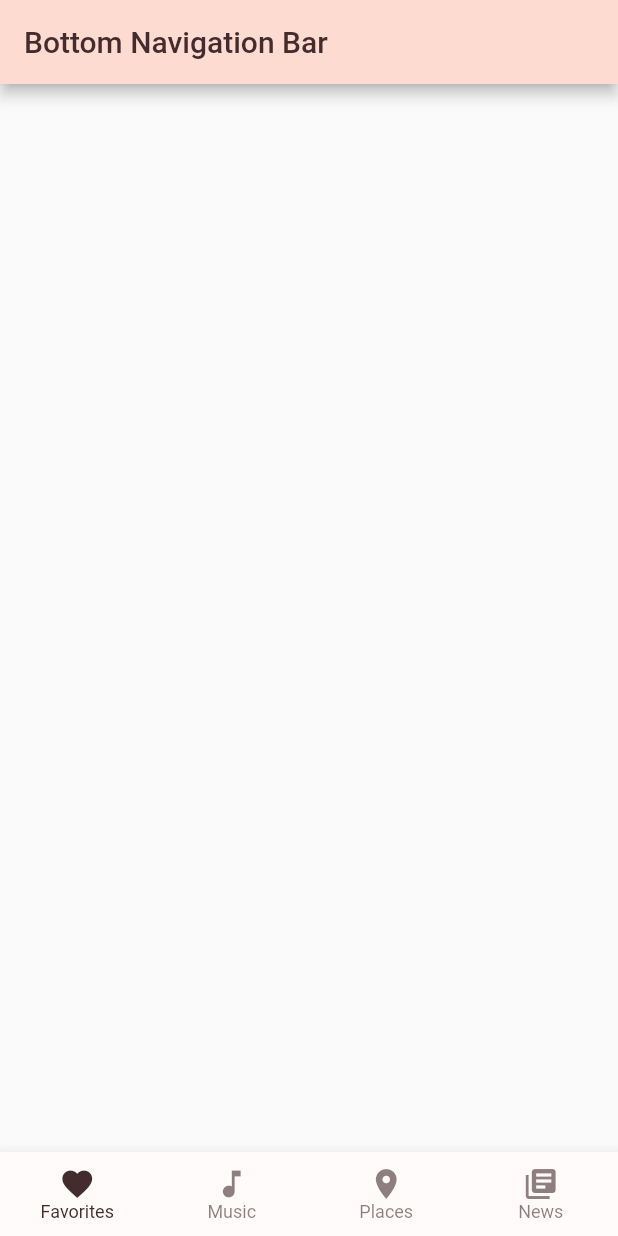
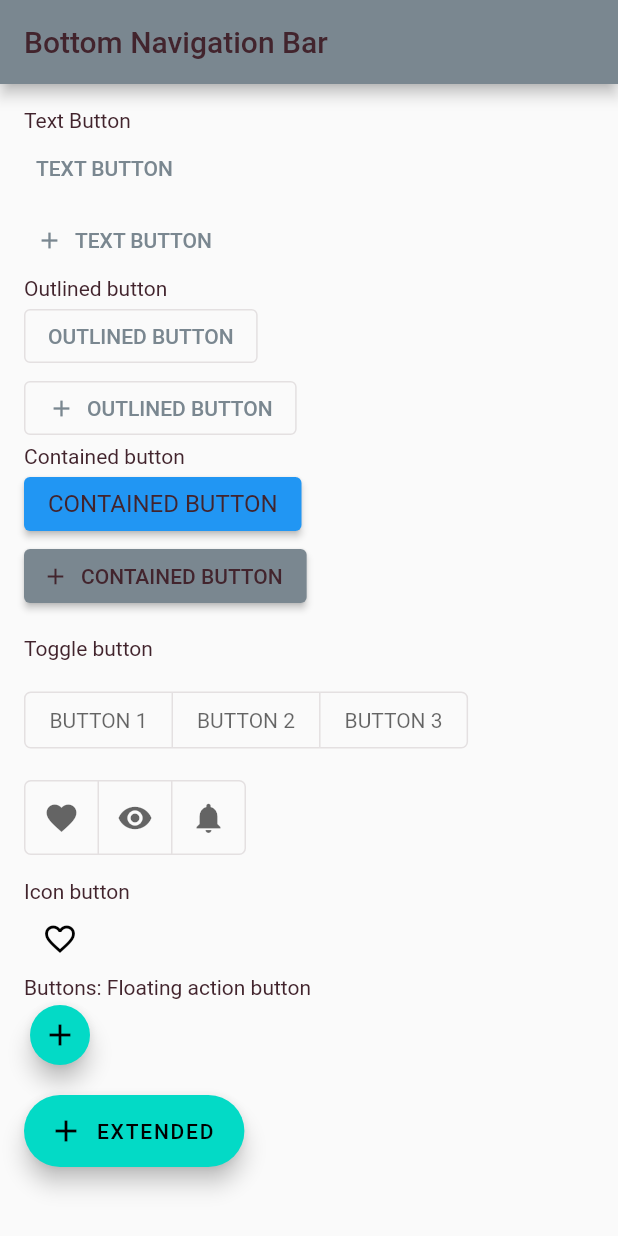
Before and after one commit to techkush/flutter_reference, a Flutter app: the screen it shows after launch, on a phone screen of 412 x 824 dp. Run offline on Flutter 3.47's test engine with Material 2 defaults, Android fonts, the phone set to English and light mode, and no system bars; Roboto replaces fonts that are missing (Rubik).

Commit message:
buttons design

```diff
--- /dev/null
+++ b/lib/components/buttons.dart
@@ -0,0 +1,184 @@
+import 'package:flutter/material.dart';
+import 'package:flutter_reference/main.dart';
+
+class ButtonWidgetScreen extends StatefulWidget {
+  const ButtonWidgetScreen({Key? key}) : super(key: key);
+
+  @override
+  _ButtonWidgetScreenState createState() => _ButtonWidgetScreenState();
+}
+
+class _ButtonWidgetScreenState extends State<ButtonWidgetScreen> {
+
+  final isSelected = <bool>[false, false, false];
+  var isSelectedButton = false;
+  var icon = Icons.favorite_border;
+
+  @override
+  Widget build(BuildContext context) {
+    return Scaffold(
+      appBar: AppBar(title: const Text('Bottom Navigation Bar'),),
+      body: SingleChildScrollView(
+        child: Padding(
+          padding: const EdgeInsets.all(16.0),
+          child: Column(
+            crossAxisAlignment: CrossAxisAlignment.start,
+            children: [
+              const Text('Text Button'),
+              TextButton(
+                onPressed: () {
+
+                },
+                child: const Text("TEXT BUTTON"),
+              ),
+              TextButton.icon(
+                onPressed: () {
+
+                },
+                icon: const Icon(Icons.add, size: 18,),
+                label: const Text("TEXT BUTTON"),
+              ),
+              const Text('Outlined button'),
+              OutlinedButton(
+                onPressed: () {
+                  // Respond to button press
+                },
+                child: const Text("OUTLINED BUTTON"),
+              ),
+              OutlinedButton.icon(
+                onPressed: () {
+                  // Respond to button press
+                },
+                icon: const Icon(Icons.add, size: 18),
+                label: const Text("OUTLINED BUTTON"),
+              ),
+              const Text('Contained button'),
+              ElevatedButton(
+                onPressed: () {
+                  // Respond to button press
+                },
+                child: const Text('CONTAINED BUTTON'),
+                style: ButtonStyle(
+                  backgroundColor: MaterialStateProperty.resolveWith((states) {
+                    if (states.contains(MaterialState.pressed)) {
+                      return Colors.green;
+                    }
+                    return Colors.blue;
+                  }),
+                  textStyle: MaterialStateProperty.resolveWith((states) {
+                    if (states.contains(MaterialState.pressed)) {
+                      return const TextStyle(fontSize: 24);
+                    }
+                    return const TextStyle(fontSize: 16);
+                  }),
+                ),
+              ),
+              ElevatedButton.icon(
+                onPressed: () {
+                  // Respond to button press
+                },
+                icon: const Icon(Icons.add, size: 18),
+                label: const Text("CONTAINED BUTTON"),
+              ),
+              const SizedBox(height: 16,),
+              const Text('Toggle button '),
+              const SizedBox(height: 16,),
+              ToggleButtons(
+                color: Colors.black.withOpacity(0.60),
+                selectedColor: const Color(0xFF6200EE),
+                selectedBorderColor: const Color(0xFF6200EE),
+                fillColor: const Color(0xFF6200EE).withOpacity(0.08),
+                splashColor: const Color(0xFF6200EE).withOpacity(0.12),
+                hoverColor: const Color(0xFF6200EE).withOpacity(0.04),
+                borderRadius: BorderRadius.circular(4.0),
+                constraints: const BoxConstraints(minHeight: 36.0),
+                isSelected: isSelected,
+                onPressed: (index) {
+                  // Respond to button selection
+
+                  // If you want to select last selected one
+                  isSelected.asMap().forEach((index, value) {
+                    isSelected[index] = false;
+                  });
+
+                  setState(() {
+                    isSelected[index] = !isSelected[index];
+                  });
+                },
+                children: const [
+                  Padding(
+                    padding: EdgeInsets.symmetric(horizontal: 16.0),
+                    child: Text('BUTTON 1'),
+                  ),
+                  Padding(
+                    padding: EdgeInsets.symmetric(horizontal: 16.0),
+                    child: Text('BUTTON 2'),
+                  ),
+                  Padding(
+                    padding: EdgeInsets.symmetric(horizontal: 16.0),
+                    child: Text('BUTTON 3'),
+                  ),
+                ],
+              ),
+              const SizedBox(height: 16,),
+              ToggleButtons(
+                color: Colors.black.withOpacity(0.60),
+                selectedColor: const Color(0xFF6200EE),
+                selectedBorderColor: const Color(0xFF6200EE),
+                fillColor: const Color(0xFF6200EE).withOpacity(0.08),
+                splashColor: const Color(0xFF6200EE).withOpacity(0.12),
+                hoverColor: const Color(0xFF6200EE).withOpacity(0.04),
+                borderRadius: BorderRadius.circular(4.0),
+                isSelected: isSelected,
+                onPressed: (index) {
+                  // Respond to button selection
+                  setState(() {
+                    isSelected[index] = !isSelected[index];
+                  });
+                },
+                children: const [
+                  Icon(Icons.favorite),
+                  Icon(Icons.visibility),
+                  Icon(Icons.notifications),
+                ],
+              ),
+              const SizedBox(height: 16,),
+              const Text('Icon button '),
+              IconButton(
+                icon: Icon(icon),
+                color: Colors.black,
+                onPressed: () {
+                  // Respond to icon toggle
+                  setState(() {
+                    isSelectedButton = !isSelectedButton;
+                    icon = isSelectedButton ? Icons.favorite : Icons.favorite_border;
+                  });
+                },
+              ),
+              const Text('Buttons: Floating action button'),
+              FloatingActionButton(
+                backgroundColor: const Color(0xff03dac6),
+                foregroundColor: Colors.black,
+                mini: true,
+                onPressed: () {
+                  // Respond to button press
+                },
+                child: const Icon(Icons.add),
+              ),
+              const SizedBox(height: 16,),
+              FloatingActionButton.extended(
+                backgroundColor: const Color(0xff03dac6),
+                foregroundColor: Colors.black,
+                onPressed: () {
+                  // Respond to button press
+                },
+                icon: const Icon(Icons.add),
+                label: const Text('EXTENDED'),
+              )
+            ],
+          ),
+        ),
+      ),
+    );
+  }
+}
--- a/lib/main.dart
+++ b/lib/main.dart
@@ -2,6 +2,7 @@ import 'package:flutter/material.dart';
 import 'package:flutter_reference/components/app_bars.dart';
 import 'package:flutter_reference/components/banners.dart';
 import 'package:flutter_reference/components/bottom_navigation.dart';
+import 'package:flutter_reference/components/buttons.dart';
 
 
 void main() {
@@ -17,10 +18,13 @@ class MyApp extends StatelessWidget {
       title: 'Flutter Reference',
       theme: _buildShrineTheme(),
       debugShowCheckedModeBanner: false,
-      home: const BottomNavigationWidgetScreen(),
+      home: const ButtonWidgetScreen(),
     );
   }
 }
+
+
+//https://material.io/design/color/applying-color-to-ui.html#usage
 
 ThemeData _buildShrineTheme() {
   final ThemeData base = ThemeData.light();
@@ -51,7 +55,7 @@ TextTheme _buildShrineTextTheme(TextTheme base) {
       );
 }
 
-const TextStyle buttonTextStyleActive = TextStyle(color: Colors.green);
+const TextStyle buttonTextStyleActive = TextStyle(color: shrineBrown600, fontWeight: FontWeight.bold);
 
 const ColorScheme _shrineColorScheme = ColorScheme(
   primary: shrinePink100,
@@ -70,12 +74,12 @@ const ColorScheme _shrineColorScheme = ColorScheme(
 );
 
 const Color shrinePink50 = Color(0xFFFEEAE6);
-const Color shrinePink100 = Color(0xFFFEDBD0);
-const Color shrinePink300 = Color(0xFFFBB8AC);
-const Color shrinePink400 = Color(0xFFEAA4A4);
+const Color shrinePink100 = Color(0xFF7A8790);
+const Color shrinePink300 = Color(0xFF5D686F);
+const Color shrinePink400 = Color(0xFF41494E);
 
-const Color shrineBrown900 = Color(0xFF442B2D);
-const Color shrineBrown600 = Color(0xFF7D4F52);
+const Color shrineBrown900 = Color(0xFF42242D);
+const Color shrineBrown600 = Color(0xFF915063);
 
 const Color shrineErrorRed = Color(0xFFC5032B);
 
```
